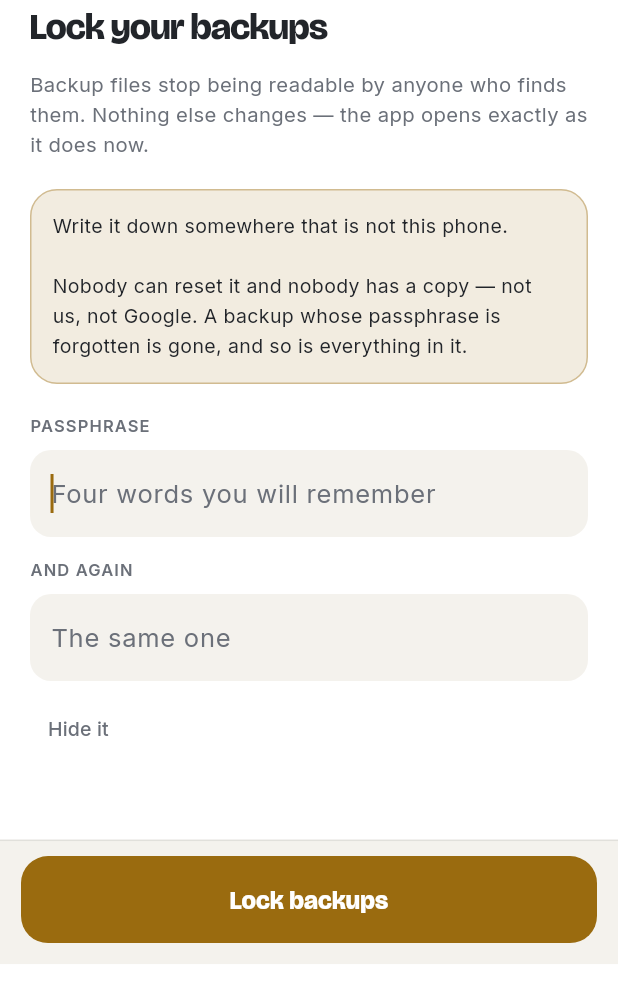
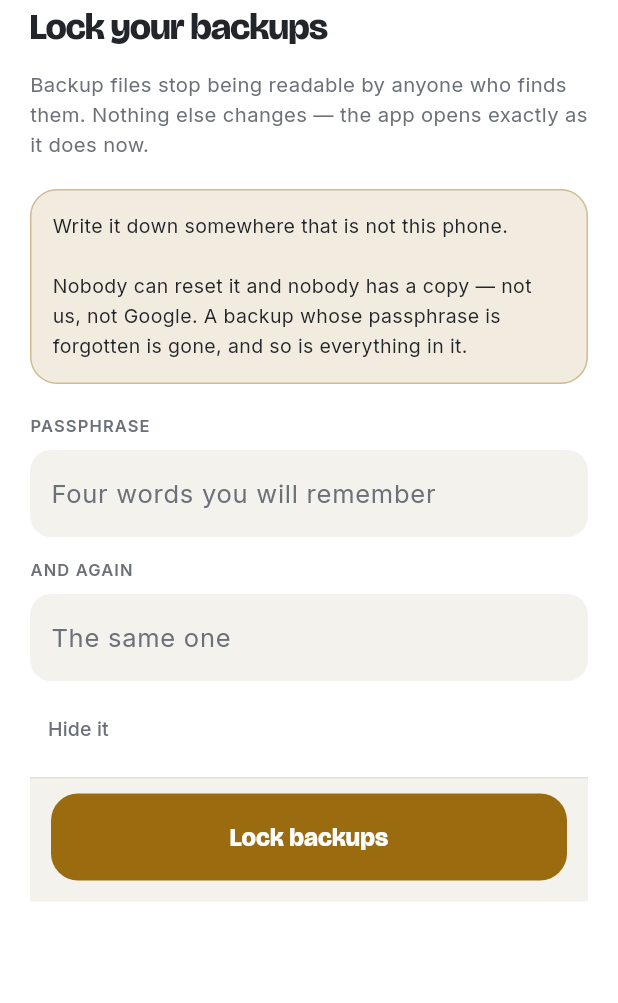
Before and after one commit to nuno927-tech/stash-it, a Flutter app: the _SetSheet widget shown alone on an empty page, opened directly, on a phone screen of 412 x 824 dp. Shown: the top 1003 px of the screen. Run offline on Flutter 3.47's test engine with Material 3 defaults, Android fonts, the phone set to English and light mode, and no system bars; our stand-ins replace audioplayers, drift, file_picker, flutter_local_notifications, flutter_secure_storage, flutter_svg and 6 more; missing offline and left inert: cryptography, home_widget, sqlcipher_flutter_libs, sqlite3; accounts and stored records are empty; generated files the repository leaves out were written again.

Commit message:
The passphrase sheet had no room for its own fields (0.99.4)
Two symptoms, one cause. The sheet asked for a fixed 0.78 of the SCREEN, which
is more than a modal sheet is allowed once the system bars are taken off — so
the column overflowed by the difference and the two fields were pushed off the
bottom of it. Then the first field took focus on arrival, so a keyboard covered
what was left.

What somebody saw: a title, a warning, and a button that said "Type something
first" about a field that was not on screen.

Both sheets size themselves now. A scroll view with a min-size column cannot
overflow: the sheet is as tall as its contents, up to the screen, and scrolls
past that. The keyboard is handled by padding rather than by arithmetic on the
screen height, which is the part that got it wrong.

And the set sheet no longer grabs focus. It opens on a paragraph and a warning
that exist to be read before anything is typed — putting a keyboard over them
was answering a question nobody had asked yet.

```diff
--- a/mobile/lib/ui/passphrase_sheet.dart
+++ b/mobile/lib/ui/passphrase_sheet.dart
@@ -140,12 +140,20 @@ class _SetSheetState extends State<_SetSheet> {
   */
   bool _hidden = false;
 
-  @override
-  void initState() {
-    super.initState();
-    WidgetsBinding.instance
-        .addPostFrameCallback((_) => _firstFocus.requestFocus());
-  }
+  /*
+    ── Nothing takes focus here ────────────────────────────────────────────
+
+    It did, and it was half the bug. A keyboard on arrival covered the warning
+    this sheet exists to deliver — and the sheet was a fixed fraction of the
+    SCREEN rather than of what was left above the keyboard, so the two fields
+    were pushed off the bottom of a box that then overflowed by the difference.
+
+    Somebody saw a title, a warning and a button that said "Type something
+    first" about a field they could not see.
+
+    So: no focus until they tap. There is a paragraph and a warning to read
+    before typing, which is the whole point of this screen.
+  */
 
   @override
   void dispose() {
@@ -176,25 +184,37 @@ class _SetSheetState extends State<_SetSheet> {
     Navigator.of(context).pop(phrase);
   }
 
+  /*
+    ── As tall as it needs to be, and never taller ─────────────────────────
+
+    Not a fixed fraction of the screen. That is the app's idiom everywhere
+    else and it is wrong here: this sheet holds two paragraphs, a warning
+    panel, two fields and a footer, and 0.78 of the screen was more than the
+    sheet was allowed — so it overflowed by the difference and pushed the
+    fields out of sight.
+
+    A scroll view that sizes itself cannot overflow. The sheet takes the height
+    of its contents, up to the screen, and scrolls beyond that. The keyboard is
+    handled by the padding rather than by arithmetic on the screen height,
+    which is what got it wrong.
+  */
   @override
   Widget build(BuildContext context) {
     final c = StashColors.of(context);
     final insets = MediaQuery.viewInsetsOf(context).bottom;
-    final screen = MediaQuery.sizeOf(context).height;
 
-    return SizedBox(
-      height: screen * 0.78,
-      child: SafeArea(
-        top: false,
-        child: AnimatedPadding(
+    return AnimatedPadding(
       duration: const Duration(milliseconds: 180),
       curve: Curves.easeOut,
       padding: EdgeInsets.only(bottom: insets),
+      child: SafeArea(
+        top: false,
+        child: SingleChildScrollView(
+          child: Padding(
+            padding: const EdgeInsets.fromLTRB(20, 0, 20, 12),
             child: Column(
-            children: [
-              Expanded(
-                child: ListView(
-                  padding: const EdgeInsets.fromLTRB(20, 0, 20, 12),
+              mainAxisSize: MainAxisSize.min,
+              crossAxisAlignment: CrossAxisAlignment.stretch,
               children: [
                     Text(
                       'Lock your backups',
@@ -294,15 +314,14 @@ class _SetSheetState extends State<_SetSheet> {
                         ),
                       ),
                     ),
-                  ],
-                ),
-              ),
+                const SizedBox(height: 8),
                 SheetFooter(
                   label: 'Lock backups',
                   problem: _problem,
                   onSave: _done,
                 ),
               ],
+            ),
           ),
         ),
       ),
@@ -347,25 +366,24 @@ class _AskSheetState extends State<_AskSheet> {
     Navigator.of(context).pop(phrase);
   }
 
+  /// Sized by its contents, like the sheet above it — see the note there.
   @override
   Widget build(BuildContext context) {
     final c = StashColors.of(context);
     final insets = MediaQuery.viewInsetsOf(context).bottom;
-    final screen = MediaQuery.sizeOf(context).height;
 
-    return SizedBox(
-      height: screen * 0.55,
-      child: SafeArea(
-        top: false,
-        child: AnimatedPadding(
+    return AnimatedPadding(
       duration: const Duration(milliseconds: 180),
       curve: Curves.easeOut,
       padding: EdgeInsets.only(bottom: insets),
+      child: SafeArea(
+        top: false,
+        child: SingleChildScrollView(
+          child: Padding(
+            padding: const EdgeInsets.fromLTRB(20, 0, 20, 12),
             child: Column(
-            children: [
-              Expanded(
-                child: ListView(
-                  padding: const EdgeInsets.fromLTRB(20, 0, 20, 12),
+              mainAxisSize: MainAxisSize.min,
+              crossAxisAlignment: CrossAxisAlignment.stretch,
               children: [
                     Text(
                       'That backup is locked',
@@ -400,11 +418,10 @@ class _AskSheetState extends State<_AskSheet> {
                       onSubmitted: _done,
                       onChanged: (_) {},
                     ),
+                const SizedBox(height: 8),
+                SheetFooter(label: 'Open it', problem: null, onSave: _done),
               ],
             ),
-              ),
-              SheetFooter(label: 'Open it', problem: null, onSave: _done),
-            ],
           ),
         ),
       ),
--- a/mobile/lib/ui/settings_tab.dart
+++ b/mobile/lib/ui/settings_tab.dart
@@ -58,7 +58,7 @@ import 'scout.dart';
 import 'scout_album.dart';
 import 'theme.dart';
 
-const appVersion = '0.99.3';
+const appVersion = '0.99.4';
 
 /*
   ── Asking Settings to go somewhere ─────────────────────────────────────────
--- a/mobile/pubspec.yaml
+++ b/mobile/pubspec.yaml
@@ -2,7 +2,7 @@ name: stash_it
 description: >-
   Warranties, documents and subscriptions — every date you'd rather not miss.
 publish_to: none
-version: 0.99.3+92
+version: 0.99.4+93
 
 environment:
   sdk: ^3.5.0
```
Lines whose indentation alone changed are shown as unchanged.
